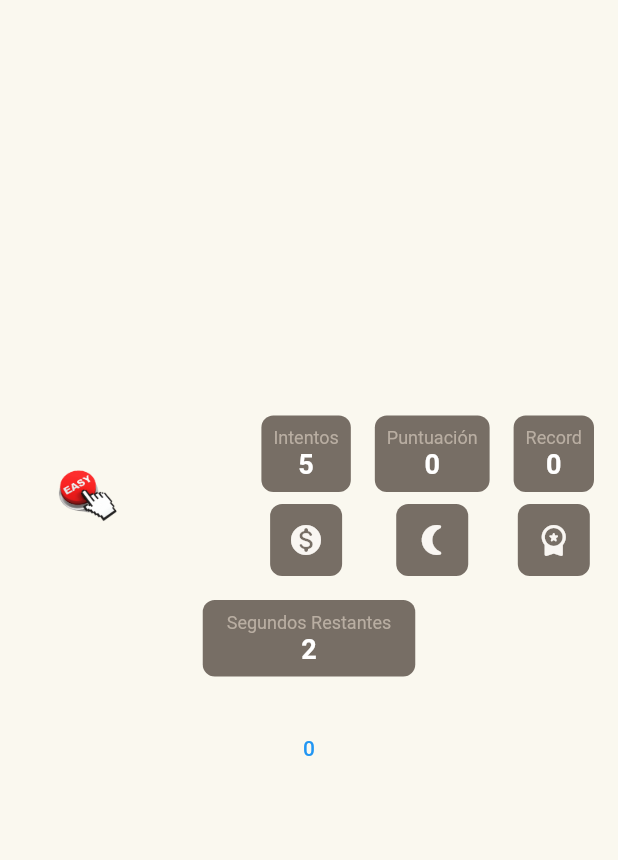
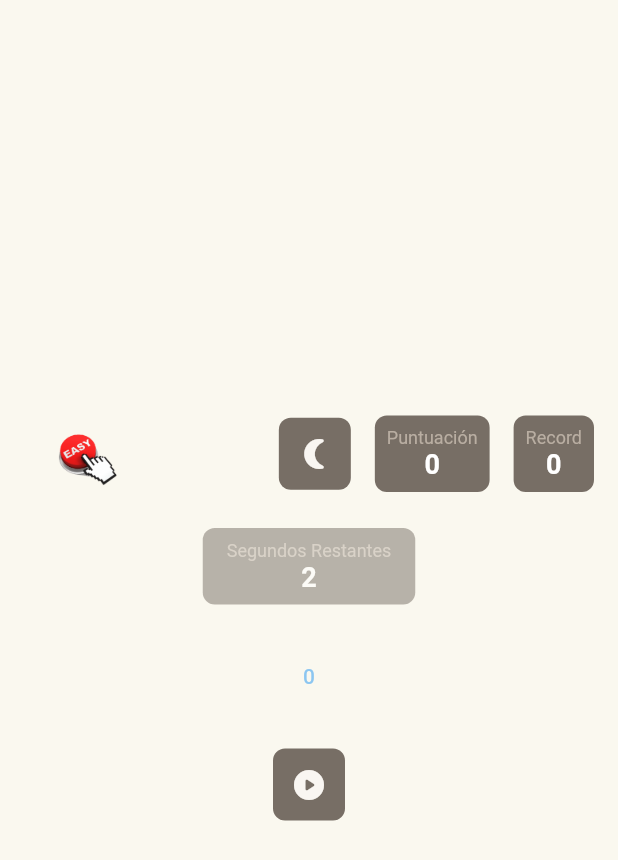
Before and after one commit to plss12/TapTen, a Flutter app: the screen it shows after launch, on a phone screen of 412 x 824 dp. Shown: the top 860 px of the screen. Run offline on Flutter 3.47's test engine with Material 2 defaults, Android fonts, the phone set to English and light mode, and no system bars; our stand-ins replace shared_preferences.

Commit message:
Modo entrenamiento offline como juego base

```diff
--- a/lib/components/buttons.dart
+++ b/lib/components/buttons.dart
@@ -1,6 +1,6 @@
 import 'package:flutter/material.dart';
 import '/const/colors.dart';
-import 'dart:async';
+//import 'dart:async';
 
 class Buttons {
   void _increaseTries(int tries, void Function(int) updateTries) {
--- a/lib/components/counter.dart
+++ b/lib/components/counter.dart
@@ -9,14 +9,14 @@ class Counter extends StatefulWidget {
     required this.onUpdateInformation,
     required this.lastTry,
     required this.bestTry,
-    required this.tries,
+    required this.start,
   });
 
   final VoidCallback onSaveStatistics;
-  final Function(int, int, int) onUpdateInformation;
+  final Function(int, int) onUpdateInformation;
   final int lastTry;
   final ValueNotifier<int> bestTry;
-  final ValueNotifier<int> tries;
+  final ValueNotifier<bool> start;
 
   @override
   State<Counter> createState() => _CounterState();
@@ -27,17 +27,16 @@ class _CounterState extends State<Counter> {
   int _timer = 2;
   int _lastTry = 0;
   int _bestTry = 0;
-  int _tries = 0;
   Timer? _timerInstance;
   int _counter = 0;
-  bool _last = false;
+  bool _start = false;
 
   @override
   void initState() {
     super.initState();
     _lastTry = widget.lastTry;
     _bestTry = widget.bestTry.value;
-    _tries = widget.tries.value;
+    _start = widget.start.value;
 
     widget.bestTry.addListener(() {
       setState(() {
@@ -45,9 +44,9 @@ class _CounterState extends State<Counter> {
       });
     });
 
-    widget.tries.addListener(() {
+    widget.start.addListener(() {
       setState(() {
-        _tries = widget.tries.value;
+        _start = widget.start.value;
       });
     });
   }
@@ -67,11 +66,10 @@ class _CounterState extends State<Counter> {
       });
     } else {
       _resetCounters();
-      widget.onUpdateInformation(_tries, _lastTry, _bestTry);
+      widget.onUpdateInformation(_lastTry, _bestTry);
       widget.onSaveStatistics();
       _timerInstance?.cancel();
       _timerInstance = null;
-      _last = false;
     }
   }
 
@@ -83,26 +81,19 @@ class _CounterState extends State<Counter> {
 
   void _resetCounters() {
     setState(() {
+      _timer = _timeTimer;
       _lastTry = _counter;
       _bestTry = _counter > _bestTry ? _counter : _bestTry;
       _counter = 0;
-      _timer = _timeTimer;
     });
   }
 
   void _button() {
-    if (_tries <= 0 && _last == false) {
-    } else {
-      if (_timerInstance == null) {
-        _tries--;
-        if (_tries == 0) {
-          _last = true;
-        }
-        _startTimer();
-      }
-      if (_last || _tries > 0) {
-        _increaseCounter();
-      }
+    if (_timerInstance == null && _start) {
+      _startTimer();
+      _increaseCounter();
+    } else if (_start) {
+      _increaseCounter();
     }
   }
 
--- a/lib/const/colors.dart
+++ b/lib/const/colors.dart
@@ -17,6 +17,9 @@ class ColorsData {
   );
   static Icon coin = const Icon(
     Icons.monetization_on_rounded,
+  );
+  static Icon startIcon = const Icon(
+    Icons.play_circle_rounded,
   );
 
   static void toggleDarkMode() {
--- a/lib/game.dart
+++ b/lib/game.dart
@@ -16,7 +16,7 @@ class Game extends StatefulWidget {
 class _GameState extends State<Game> {
   int _lastTry = 0;
   final ValueNotifier<int> _bestTry = ValueNotifier<int>(0);
-  final ValueNotifier<int> _tries = ValueNotifier<int>(5);
+  final ValueNotifier<bool> _start = ValueNotifier<bool>(false);
   final String kLastAttemptKey = 'lastAttempt';
   final String kBestAttemptKey = 'bestAttempt';
   final String kTriesAttemptKey = 'triesAttempt';
@@ -40,7 +40,6 @@ class _GameState extends State<Game> {
     setState(() {
       _lastTry = prefs.getInt(kLastAttemptKey) ?? 0;
       _bestTry.value = prefs.getInt(kBestAttemptKey) ?? 0;
-      _tries.value = prefs.getInt(kTriesAttemptKey) ?? 5;
     });
   }
 
@@ -48,19 +47,11 @@ class _GameState extends State<Game> {
     SharedPreferences prefs = await SharedPreferences.getInstance();
     await prefs.setInt(kLastAttemptKey, _lastTry);
     await prefs.setInt(kBestAttemptKey, _bestTry.value);
-    await prefs.setInt(kTriesAttemptKey, _tries.value);
   }
 
-  void _updateTries(int newTries) {
+  void _updateInformation(int lastTry, int bestTry) {
     setState(() {
-      _tries.value = newTries;
-    });
-    _saveStatistics();
-  }
-
-  void _updateInformation(int tries, int lastTry, int bestTry) {
-    setState(() {
-      _tries.value = tries;
+      _start.value = false;
       _lastTry = lastTry;
       _bestTry.value = bestTry;
     });
@@ -90,19 +81,17 @@ class _GameState extends State<Game> {
                               padding:
                                   const EdgeInsets.symmetric(horizontal: 8.0),
                               child: Column(
-                              mainAxisAlignment: MainAxisAlignment.spaceBetween,
+                                mainAxisAlignment:
+                                    MainAxisAlignment.spaceBetween,
                                 crossAxisAlignment: CrossAxisAlignment.center,
                                 children: [
                                   Padding(
                                     padding: const EdgeInsets.only(bottom: 8.0),
-                                  child: ScoreBoard(
-                                      label: 'Intentos',
-                                      score: '${_tries.value}'),
+                                    child: ColorToggleButton(
+                                        onPressed: () => setState(() {})),
                                   ),
-                                buttons.moreTries(_tries.value, _updateTries),
                                 ],
-                            ),
-                          ),
+                              )),
                           Padding(
                             padding:
                                 const EdgeInsets.symmetric(horizontal: 8.0),
@@ -115,8 +104,6 @@ class _GameState extends State<Game> {
                                   child: ScoreBoard(
                                       label: 'Puntuación', score: '$_lastTry'),
                                 ),
-                                ColorToggleButton(
-                                    onPressed: () => setState(() {})),
                               ],
                             ),
                           ),
@@ -133,23 +120,50 @@ class _GameState extends State<Game> {
                                       label: 'Record',
                                       score: '${_bestTry.value}'),
                                 ),
-                                buttons.lessTries(_tries.value, _updateTries),
                               ],
                             ),
                           ),
                         ])),
                   ])),
-          Padding(
-              padding:
-                  const EdgeInsets.symmetric(horizontal: 16.0, vertical: 16.0),
+          IgnorePointer(
+            ignoring: !_start.value,
+            child: Opacity(
+              opacity: !_start.value ? 0.5 : 1.0,
+              child: Padding(
+                  padding: const EdgeInsets.symmetric(
+                      horizontal: 16.0, vertical: 16.0),
                   child: Counter(
-                tries: _tries,
+                      start: _start,
                       lastTry: _lastTry,
                       bestTry: _bestTry,
                       onSaveStatistics: () => _saveStatistics(),
-                onUpdateInformation: (int tries, int lastTry, int bestTry) =>
-                    _updateInformation(tries, lastTry, bestTry),
-              )),
+                      onUpdateInformation: (int lastTry, int bestTry) {
+                        _updateInformation(lastTry, bestTry);
+                      })),
+            ),
+          ),
+          Visibility(
+              visible: !_start.value,
+              child: Container(
+                  //padding: const EdgeInsets.symmetric(horizontal: 6.0, vertical: 6.0),
+                  decoration: BoxDecoration(
+                      color: ColorsData.boxColor,
+                      borderRadius: BorderRadius.circular(8.0)),
+                  child: Column(children: [
+                    IconButton(
+                      splashColor: Colors.transparent,
+                      highlightColor: Colors.transparent,
+                      hoverColor: Colors.transparent,
+                      icon: ColorsData.startIcon,
+                      color: ColorsData.boxNumberColor,
+                      tooltip: 'Comenzar',
+                      onPressed: () {
+                        setState(() {
+                          _start.value = true;
+                        });
+                      },
+                    )
+                  ]))),
         ],
       ),
     );
```
Lines whose indentation alone changed are shown as unchanged.
